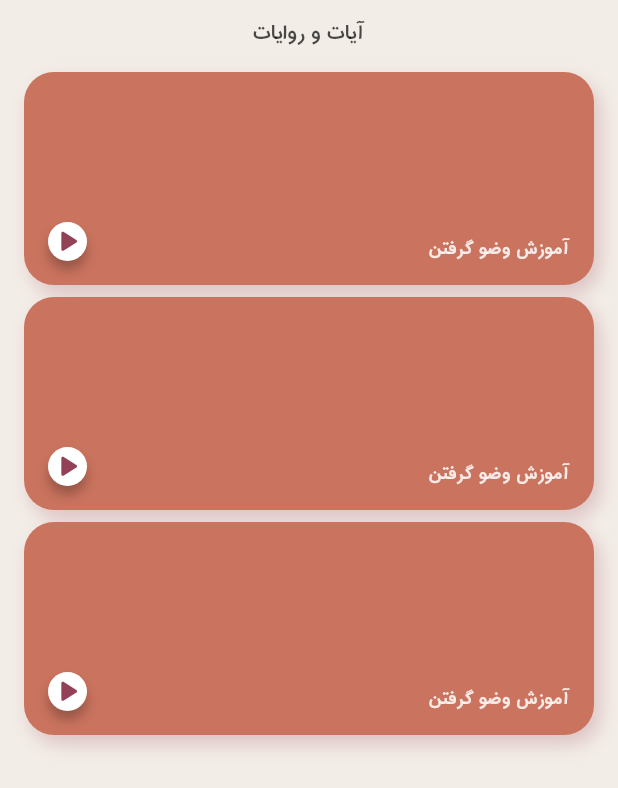
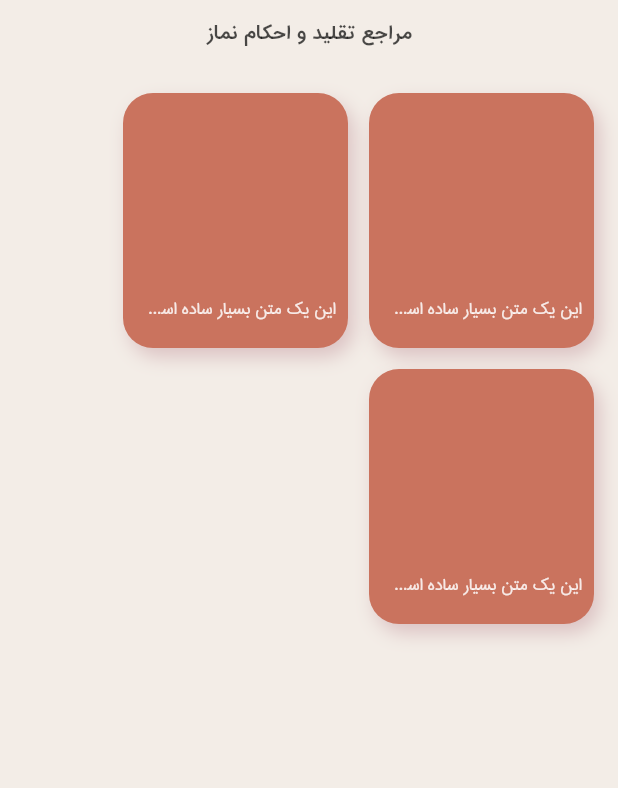
Before and after one commit to yazdanMhmmdi/namaz_app, a Flutter app: the screen it shows after launch, on a phone screen of 412 x 824 dp. Shown: the top 788 px of the screen. Run offline on Flutter 3.47's test engine with Material 2 defaults, Android fonts, the phone set to English and light mode, and no system bars; our stand-ins replace motion_tab_bar, progress_state_button, simple_animations, supercharged.

Commit message:
create marjae screen

```diff
--- a/lib/constants/strings.dart
+++ b/lib/constants/strings.dart
@@ -12,4 +12,5 @@
   static final String homeFavorite = "مورد علاقه";
   static final String homeMore = "بیشتر";
   static final String narratives = "آیات و روایات";
+  static final String marjae = "مراجع تقلید و احکام نماز";
 }
--- a/lib/presentation/router/app_router.dart
+++ b/lib/presentation/router/app_router.dart
@@ -1,6 +1,7 @@
 import 'package:flutter/material.dart';
 import 'package:namaz_app/presentation/screen/home_screen.dart';
 import 'package:namaz_app/presentation/screen/intro_screen.dart';
+import 'package:namaz_app/presentation/screen/marjae_screen.dart';
 import 'package:namaz_app/presentation/screen/narratives_screen.dart';
 import 'package:namaz_app/presentation/screen/sign_up_screen.dart';
 import 'package:namaz_app/presentation/screen/videos_screen.dart';
@@ -9,7 +10,7 @@
   Route onGeneratedRoute(RouteSettings settings) {
     switch (settings.name) {
       case '/':
-        return MaterialPageRoute(builder: (_) => VideosScreen());
+        return MaterialPageRoute(builder: (_) => MarjaeScreen());
       case '/sign_up':
         return MaterialPageRoute(builder: (_) => SignUpScreen());
 
--- /dev/null
+++ b/lib/presentation/screen/marjae_screen.dart
@@ -0,0 +1,54 @@
+import 'package:flutter/material.dart';
+import 'package:namaz_app/constants/colors.dart';
+import 'package:namaz_app/constants/strings.dart';
+import 'package:namaz_app/presentation/widget/marjae_large_item.dart';
+import 'package:namaz_app/presentation/widget/videos_item.dart';
+
+class MarjaeScreen extends StatelessWidget {
+  @override
+  Widget build(BuildContext context) {
+    return Scaffold(
+      backgroundColor: IColors.lightBrown,
+      body: SafeArea(
+        child: SingleChildScrollView(
+          child: Directionality(
+            textDirection: TextDirection.rtl,
+            child: Column(
+              children: [
+                SizedBox(
+                  height: 16,
+                ),
+                Center(
+                  child: Text(
+                    "${Strings.marjae}",
+                    style: TextStyle(
+                      fontSize: 16,
+                      fontWeight: FontWeight.w700,
+                      color: IColors.black70,
+                    ),
+                  ),
+                ),
+                SizedBox(height: 16),
+                Padding(
+                  padding: const EdgeInsets.symmetric(horizontal: 16),
+                  child: Align(
+                    alignment: Alignment.topRight,
+                    child: Wrap(
+                      crossAxisAlignment: WrapCrossAlignment.end,
+                      textDirection: TextDirection.rtl,
+                      children: [
+                        MarjaeLargeItem(),
+                        MarjaeLargeItem(),
+                        MarjaeLargeItem(),
+                      ],
+                    ),
+                  ),
+                )
+              ],
+            ),
+          ),
+        ),
+      ),
+    );
+  }
+}
--- a/lib/presentation/tab/home_tab.dart
+++ b/lib/presentation/tab/home_tab.dart
@@ -1,7 +1,7 @@
 import 'package:flutter/material.dart';
 import 'package:namaz_app/constants/colors.dart';
 import 'package:namaz_app/constants/strings.dart';
-import 'package:namaz_app/presentation/widget/marjae_item.dart';
+import 'package:namaz_app/presentation/widget/marjae_small_item.dart';
 import 'package:namaz_app/presentation/widget/narratives_item.dart';
 
 class HomeTab extends StatelessWidget {
@@ -104,9 +104,9 @@
                   physics: BouncingScrollPhysics(),
                   scrollDirection: Axis.horizontal,
                   children: [
-                    MarjaeItem(),
-                    MarjaeItem(),
-                    MarjaeItem(),
+                    MarjaeSmallItem(),
+                    MarjaeSmallItem(),
+                    MarjaeSmallItem(),
                   ],
                 ),
               ),
@@ -196,9 +196,9 @@
                   physics: BouncingScrollPhysics(),
                   scrollDirection: Axis.horizontal,
                   children: [
-                    MarjaeItem(),
-                    MarjaeItem(),
-                    MarjaeItem(),
+                    MarjaeSmallItem(),
+                    MarjaeSmallItem(),
+                    MarjaeSmallItem(),
                   ],
                 ),
               ),
--- /dev/null
+++ b/lib/presentation/widget/marjae_large_item.dart
@@ -0,0 +1,42 @@
+import 'package:flutter/material.dart';
+import 'package:namaz_app/constants/colors.dart';
+
+class MarjaeLargeItem extends StatelessWidget {
+  @override
+  Widget build(BuildContext context) {
+    return Padding(
+      padding: const EdgeInsets.only(left: 14, top: 14),
+      child: Container(
+        width: 150,
+        height: 170,
+        decoration: BoxDecoration(
+            borderRadius: BorderRadius.circular(20),
+            color: IColors.brown,
+            boxShadow: [
+              BoxShadow(
+                offset: Offset(4, 6),
+                blurRadius: 10,
+                color: IColors.purpleCrimson25,
+              )
+            ]),
+        child: Stack(
+          children: [
+            Align(
+                alignment: Alignment.bottomCenter,
+                child: Padding(
+                  padding: const EdgeInsets.only(bottom: 16, left: 8, right: 8),
+                  child: Text(
+                    "این یک متن بسیار ساده است.سشییشیسشیشسیس",
+                    overflow: TextOverflow.ellipsis,
+                    style: TextStyle(
+                      color: IColors.white85,
+                      fontSize: 14,
+                    ),
+                  ),
+                )),
+          ],
+        ),
+      ),
+    );
+  }
+}
--- a/lib/presentation/widget/marjae_item.dart
+++ b/lib/presentation/widget/marjae_small_item.dart
@@ -1,7 +1,7 @@
 import 'package:flutter/material.dart';
 import 'package:namaz_app/constants/colors.dart';
 
-class MarjaeItem extends StatelessWidget {
+class MarjaeSmallItem extends StatelessWidget {
   @override
   Widget build(BuildContext context) {
     return Padding(
```
